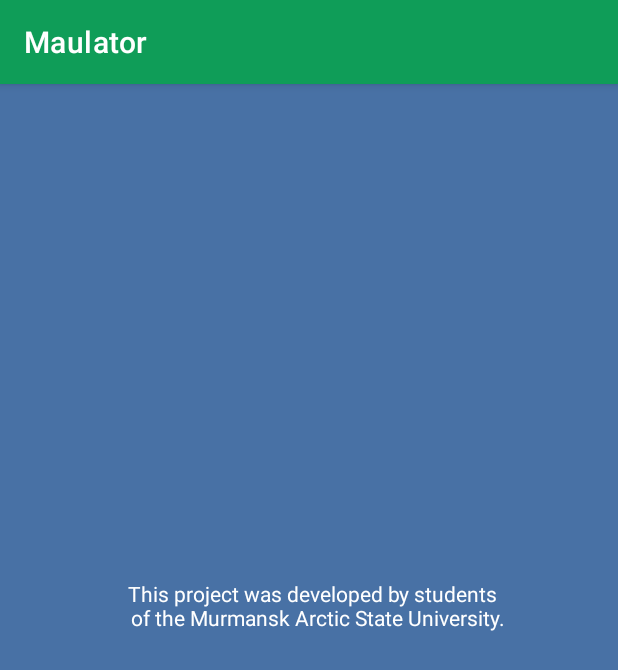
After one commit to Dariika/maulator2023, an Android app: the infoab screen opened directly, with no data from a screen before it, on a phone screen of 412 x 824 dp. The commit adds this screen. Shown: the top 670 px of the screen. Run offline under Robolectric (Android 15) with nearby library versions, the phone set to English and light mode, and no system bars.

Commit message:
added windows help and about the application

```diff
--- /dev/null
+++ b/app/src/main/java/com/example/myapplication/infoab.kt
@@ -0,0 +1,11 @@
+package com.example.myapplication
+
+import androidx.appcompat.app.AppCompatActivity
+import android.os.Bundle
+
+class infoab : AppCompatActivity() {
+    override fun onCreate(savedInstanceState: Bundle?) {
+        super.onCreate(savedInstanceState)
+        setContentView(R.layout.activity_infoab)
+    }
+}
--- /dev/null
+++ b/app/src/main/res/layout/activity_infoab.xml
@@ -0,0 +1,27 @@
+<?xml version="1.0" encoding="utf-8"?>
+<androidx.constraintlayout.widget.ConstraintLayout xmlns:android="http://schemas.android.com/apk/res/android"
+    xmlns:app="http://schemas.android.com/apk/res-auto"
+    xmlns:tools="http://schemas.android.com/tools"
+    android:layout_width="match_parent"
+    android:layout_height="match_parent"
+    tools:context=".infoab"
+    android:background="@color/black_shade_1">
+
+    <TextView
+        android:id="@+id/textView"
+        android:layout_width="0dp"
+        android:layout_height="wrap_content"
+        android:layout_marginStart="16dp"
+        android:layout_marginLeft="16dp"
+        android:layout_marginEnd="8dp"
+        android:layout_marginRight="8dp"
+        android:text="@string/group"
+        app:layout_constraintBottom_toBottomOf="parent"
+        app:layout_constraintEnd_toEndOf="parent"
+        app:layout_constraintHorizontal_bias="0.0"
+        app:layout_constraintStart_toStartOf="parent"
+        app:layout_constraintTop_toTopOf="parent"
+        app:layout_constraintVertical_bias="0.45"
+        android:textColor="#fff"
+        android:gravity="center"/>
+</androidx.constraintlayout.widget.ConstraintLayout>
--- a/app/src/main/res/values/strings.xml
+++ b/app/src/main/res/values/strings.xml
@@ -9,4 +9,8 @@
     <string name="paste">Paste</string>
     <string name="settings">Settings</string>
     <string name="info">Info</string>
+    <string name="about_app"> Direction </string>
+    <string name="about"> About the APP </string>
+    <string name="group"> This project was developed by students \n of the Murmansk Arctic State University. </string>
+    <string name="direction"> "Mode" allows you to switch between "Normal" and "Engineering" modes \n Use "Normal" mode for basic mathematical operations, "Engineering" - for complex calculations. \n </string>
 </resources>
```
Also changed, not shown: app/src/main/AndroidManifest.xml (+9 -0 lines), app/src/main/java/com/example/myapplication/MainActivity.kt (+8 -0 lines), app/src/main/java/com/example/myapplication/direction.kt (added, +11 -0 lines), app/src/main/java/com/example/myapplication/info.kt (added, +31 -0 lines), app/src/main/res/layout/direction.xml (added, +41 -0 lines), app/src/main/res/layout/info.xml (added, +37 -0 lines), 1 other file.
